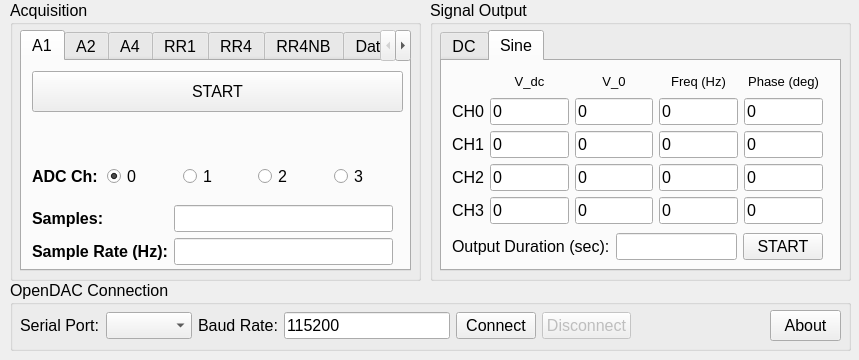
Sochnikov-Lab/OpenDAC-Python-Wrapper, file Python/opendac_gui.ui: the form before one commit.
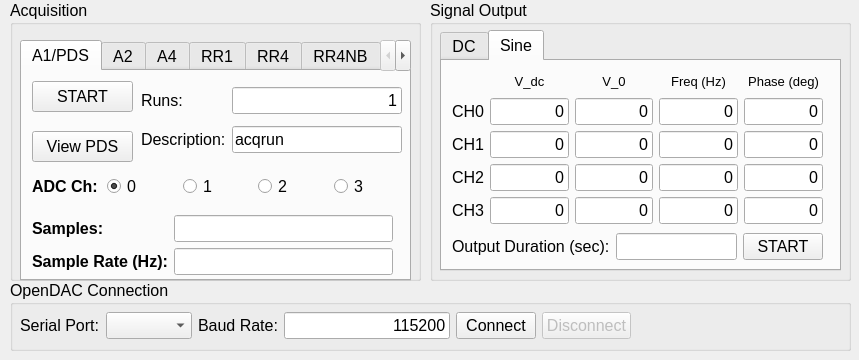
The form after the commit. The open tabs and pages were chosen to show the change.

```diff
--- a/Python/opendac_gui.ui
+++ b/Python/opendac_gui.ui
@@ -72,7 +72,7 @@
      <property name="geometry">
       <rect>
        <x>10</x>
-       <y>30</y>
+       <y>40</y>
        <width>391</width>
        <height>241</height>
       </rect>
@@ -97,7 +97,7 @@
      </property>
      <widget class="QWidget" name="tab_3">
       <attribute name="title">
-       <string>A1</string>
+       <string>A1/PDS</string>
       </attribute>
       <widget class="QWidget" name="gridLayoutWidget">
        <property name="geometry">
@@ -127,6 +127,9 @@
           <property name="toolTip">
            <string>Hardware limit: 20000</string>
           </property>
+          <property name="alignment">
+           <set>Qt::AlignRight|Qt::AlignTrailing|Qt::AlignVCenter</set>
+          </property>
          </widget>
         </item>
         <item row="1" column="1">
@@ -134,6 +137,9 @@
           <property name="toolTip">
            <string>Hardware &quot;limit&quot;: 2kHz</string>
           </property>
+          <property name="alignment">
+           <set>Qt::AlignRight|Qt::AlignTrailing|Qt::AlignVCenter</set>
+          </property>
          </widget>
         </item>
         <item row="1" column="0">
@@ -156,8 +162,8 @@
         <rect>
          <x>10</x>
          <y>10</y>
-         <width>371</width>
-         <height>41</height>
+         <width>101</width>
+         <height>31</height>
         </rect>
        </property>
        <property name="toolTip">
@@ -223,6 +229,71 @@
         </item>
        </layout>
       </widget>
+      <widget class="QWidget" name="gridLayoutWidget_12">
+       <property name="geometry">
+        <rect>
+         <x>119</x>
+         <y>10</y>
+         <width>261</width>
+         <height>80</height>
+        </rect>
+       </property>
+       <layout class="QGridLayout" name="gridLayout_12">
+        <item row="1" column="1">
+         <widget class="QLineEdit" name="lea1_fname">
+          <property name="toolTip">
+           <string>Saves to &quot;data/[filedescription]_###.csv&quot; Make sure &quot;data&quot; folder exists!</string>
+          </property>
+          <property name="text">
+           <string>acqrun</string>
+          </property>
+         </widget>
+        </item>
+        <item row="0" column="1">
+         <widget class="QLineEdit" name="lea1_runs">
+          <property name="toolTip">
+           <string>Hardware limit: 20000</string>
+          </property>
+          <property name="text">
+           <string>1</string>
+          </property>
+          <property name="alignment">
+           <set>Qt::AlignRight|Qt::AlignTrailing|Qt::AlignVCenter</set>
+          </property>
+         </widget>
+        </item>
+        <item row="1" column="0">
+         <widget class="QLabel" name="label_50">
+          <property name="text">
+           <string>Description:</string>
+          </property>
+         </widget>
+        </item>
+        <item row="0" column="0">
+         <widget class="QLabel" name="label_53">
+          <property name="text">
+           <string>Runs:</string>
+          </property>
+         </widget>
+        </item>
+       </layout>
+      </widget>
+      <widget class="QPushButton" name="butta1_viewpds">
+       <property name="geometry">
+        <rect>
+         <x>10</x>
+         <y>60</y>
+         <width>101</width>
+         <height>31</height>
+        </rect>
+       </property>
+       <property name="toolTip">
+        <string>&lt;html&gt;&lt;head/&gt;&lt;body&gt;&lt;p&gt;Start acquiring voltage data on a single channel.&lt;br/&gt;&lt;/p&gt;&lt;p&gt;HARDWARE BUFFERED&lt;/p&gt;&lt;/body&gt;&lt;/html&gt;</string>
+       </property>
+       <property name="text">
+        <string>View PDS</string>
+       </property>
+      </widget>
      </widget>
      <widget class="QWidget" name="tab_10">
       <attribute name="title">
@@ -1624,6 +1695,9 @@
           <property name="text">
            <string>0</string>
           </property>
+          <property name="alignment">
+           <set>Qt::AlignRight|Qt::AlignTrailing|Qt::AlignVCenter</set>
+          </property>
          </widget>
         </item>
         <item row="2" column="2">
@@ -1631,6 +1705,9 @@
           <property name="text">
            <string>0</string>
           </property>
+          <property name="alignment">
+           <set>Qt::AlignRight|Qt::AlignTrailing|Qt::AlignVCenter</set>
+          </property>
          </widget>
         </item>
         <item row="1" column="2">
@@ -1638,6 +1715,9 @@
           <property name="text">
            <string>0</string>
           </property>
+          <property name="alignment">
+           <set>Qt::AlignRight|Qt::AlignTrailing|Qt::AlignVCenter</set>
+          </property>
          </widget>
         </item>
         <item row="4" column="2">
@@ -1645,6 +1725,9 @@
           <property name="text">
            <string>0</string>
           </property>
+          <property name="alignment">
+           <set>Qt::AlignRight|Qt::AlignTrailing|Qt::AlignVCenter</set>
+          </property>
          </widget>
         </item>
         <item row="2" column="3">
@@ -1652,6 +1735,9 @@
           <property name="text">
            <string>0</string>
           </property>
+          <property name="alignment">
+           <set>Qt::AlignRight|Qt::AlignTrailing|Qt::AlignVCenter</set>
+          </property>
          </widget>
         </item>
         <item row="1" column="3">
@@ -1659,6 +1745,9 @@
           <property name="text">
            <string>0</string>
           </property>
+          <property name="alignment">
+           <set>Qt::AlignRight|Qt::AlignTrailing|Qt::AlignVCenter</set>
+          </property>
          </widget>
         </item>
         <item row="4" column="3">
@@ -1666,6 +1755,9 @@
           <property name="text">
            <string>0</string>
           </property>
+          <property name="alignment">
+           <set>Qt::AlignRight|Qt::AlignTrailing|Qt::AlignVCenter</set>
+          </property>
          </widget>
         </item>
         <item row="3" column="3">
@@ -1673,6 +1765,9 @@
           <property name="text">
            <string>0</string>
           </property>
+          <property name="alignment">
+           <set>Qt::AlignRight|Qt::AlignTrailing|Qt::AlignVCenter</set>
+          </property>
          </widget>
         </item>
         <item row="1" column="4">
@@ -1680,6 +1775,9 @@
           <property name="text">
            <string>0</string>
           </property>
+          <property name="alignment">
+           <set>Qt::AlignRight|Qt::AlignTrailing|Qt::AlignVCenter</set>
+          </property>
          </widget>
         </item>
         <item row="3" column="4">
@@ -1687,6 +1785,9 @@
           <property name="text">
            <string>0</string>
           </property>
+          <property name="alignment">
+           <set>Qt::AlignRight|Qt::AlignTrailing|Qt::AlignVCenter</set>
+          </property>
          </widget>
         </item>
         <item row="4" column="4">
@@ -1694,6 +1795,9 @@
           <property name="text">
            <string>0</string>
           </property>
+          <property name="alignment">
+           <set>Qt::AlignRight|Qt::AlignTrailing|Qt::AlignVCenter</set>
+          </property>
          </widget>
         </item>
         <item row="2" column="4">
@@ -1701,6 +1805,9 @@
           <property name="text">
            <string>0</string>
           </property>
+          <property name="alignment">
+           <set>Qt::AlignRight|Qt::AlignTrailing|Qt::AlignVCenter</set>
+          </property>
          </widget>
         </item>
         <item row="0" column="1">
@@ -1725,6 +1832,9 @@
           <property name="text">
            <string>0</string>
           </property>
+          <property name="alignment">
+           <set>Qt::AlignRight|Qt::AlignTrailing|Qt::AlignVCenter</set>
+          </property>
          </widget>
         </item>
         <item row="2" column="1">
@@ -1732,6 +1842,9 @@
           <property name="text">
            <string>0</string>
           </property>
+          <property name="alignment">
+           <set>Qt::AlignRight|Qt::AlignTrailing|Qt::AlignVCenter</set>
+          </property>
          </widget>
         </item>
         <item row="3" column="1">
@@ -1739,6 +1852,9 @@
           <property name="text">
            <string>0</string>
           </property>
+          <property name="alignment">
+           <set>Qt::AlignRight|Qt::AlignTrailing|Qt::AlignVCenter</set>
+          </property>
          </widget>
         </item>
         <item row="4" column="1">
@@ -1746,6 +1862,9 @@
           <property name="text">
            <string>0</string>
           </property>
+          <property name="alignment">
+           <set>Qt::AlignRight|Qt::AlignTrailing|Qt::AlignVCenter</set>
+          </property>
          </widget>
         </item>
         <item row="1" column="0">
@@ -1878,6 +1997,9 @@
         <property name="text">
          <string>115200</string>
         </property>
+        <property name="alignment">
+         <set>Qt::AlignRight|Qt::AlignTrailing|Qt::AlignVCenter</set>
+        </property>
         <property name="readOnly">
          <bool>true</bool>
         </property>
@@ -1911,19 +2033,6 @@
       </item>
      </layout>
     </widget>
-    <widget class="QPushButton" name="aboutButton">
-     <property name="geometry">
-      <rect>
-       <x>760</x>
-       <y>30</y>
-       <width>71</width>
-       <height>31</height>
-      </rect>
-     </property>
-     <property name="text">
-      <string>About</string>
-     </property>
-    </widget>
    </widget>
   </widget>
   <action name="actionAbout">
```
Left out of the diff: 115 changed lines with no effect on the pictures.
